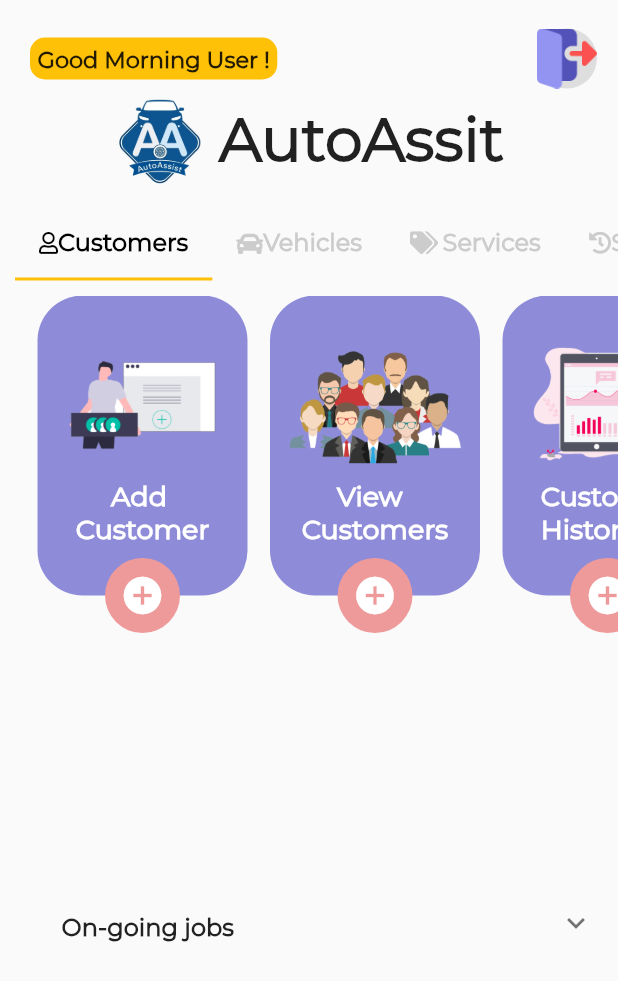
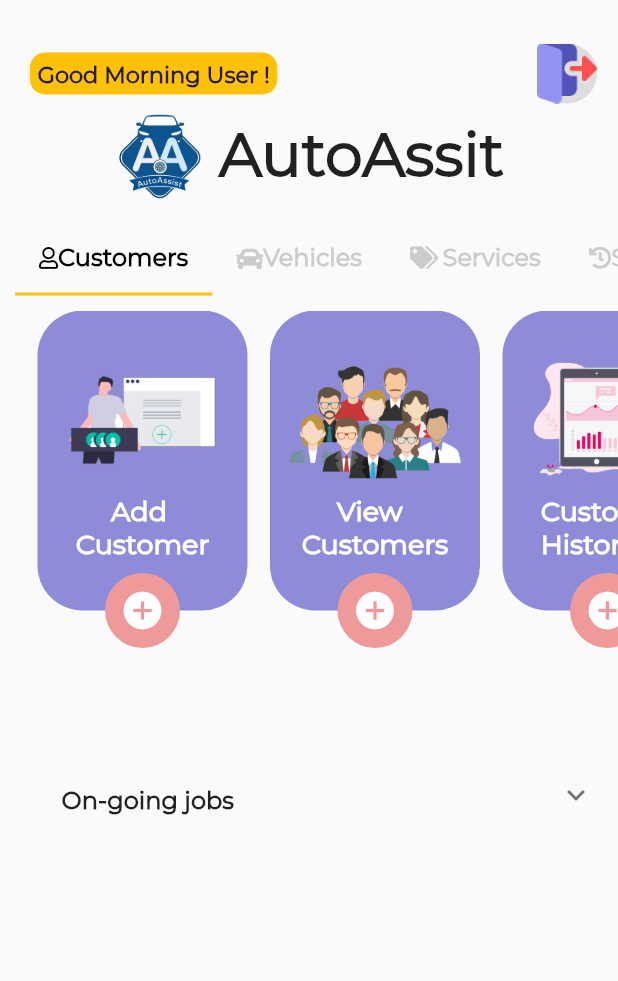
Before and after one commit to sudeshfer/autoassit, a Flutter app: the HomePage screen opened by its route, on a phone screen of 412 x 824 dp. Shown: the top 981 px of the screen. Run offline on Flutter 3.47's test engine with Material 2 defaults, Android fonts, the light colour scheme and no system bars; our stand-ins replace awesome_dialog, connectivity, firebase_auth, font_awesome_flutter, progress_dialog, shared_preferences and 1 more; missing offline and left inert: connection_status_bar, flutter_alert, folding_cell; accounts and stored records are empty.

Commit message:
home screen changed

```diff
--- a/lib/Screens/HomePage/home.dart
+++ b/lib/Screens/HomePage/home.dart
@@ -37,9 +37,9 @@ class _HomePageState extends State<HomePage>
     return new WillPopScope(
       onWillPop: _onBackPressed,
       child: new Scaffold(
-          body: ListView(
+          body: Column(
         children: <Widget>[
-          SizedBox(height: 15.0),
+          SizedBox(height: 25.0),
           Container(
               width: MediaQuery.of(context).size.width,
               padding: EdgeInsets.only(right: 10.0),
@@ -74,7 +74,9 @@ class _HomePageState extends State<HomePage>
           Padding(
             padding: const EdgeInsets.only(top: 10.0),
             child: Container(
-              height: MediaQuery.of(context).size.height - 435.0,
+              // color: Colors.amber,
+              // height: MediaQuery.of(context).size.height - 430.0,
+              height: MediaQuery.of(context).size.height / 2.8,
               child: _buildTabView(context)
             ),
           ),
@@ -112,7 +114,6 @@ class _HomePageState extends State<HomePage>
                 Tab(
                   child: Row(
                     children: <Widget>[
-                      // Image.asset('assets/images/vehicles.png',width: 20,height: 20,),
                       FaIcon(
                         FontAwesomeIcons.car,
                         size: 18,
```
